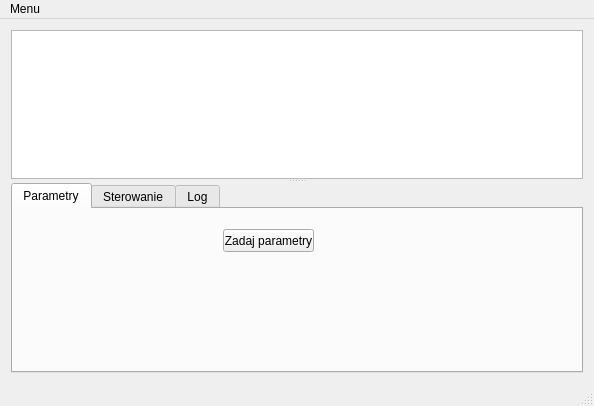
Qt form mainwindow.ui (mon3/ArtificialLife) before a commit.
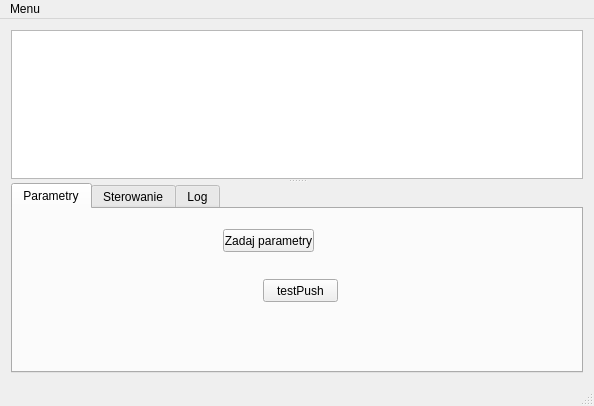
The same form after that commit.

Diff of the .ui file:
```diff
--- a/mainwindow.ui
+++ b/mainwindow.ui
@@ -89,6 +89,19 @@
           <string>Zadaj parametry</string>
          </property>
         </widget>
+        <widget class="QPushButton" name="pushButton_5">
+         <property name="geometry">
+          <rect>
+           <x>250</x>
+           <y>70</y>
+           <width>75</width>
+           <height>23</height>
+          </rect>
+         </property>
+         <property name="text">
+          <string>testPush</string>
+         </property>
+        </widget>
        </widget>
        <widget class="QWidget" name="tab_4">
         <attribute name="title">
```
